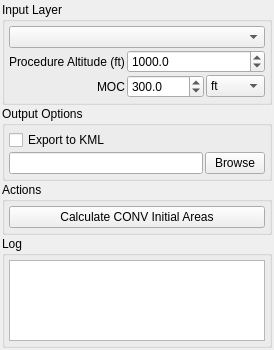
Above: Q_Pansopy/ui/conv/qpansopy_conv_initial_dockwidget.ui from FLYGHT7/qpansopy before the change. Below: the same form after it.
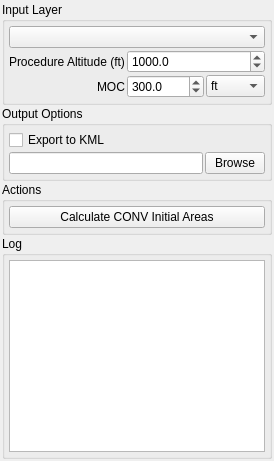
That is the form after the change. Custom widgets are drawn as their Qt base class.

Commit message: refactor: enhance 3D polygon creation and adjust dock widget height

The edit to the form file:
```diff
--- a/Q_Pansopy/ui/conv/qpansopy_conv_initial_dockwidget.ui
+++ b/Q_Pansopy/ui/conv/qpansopy_conv_initial_dockwidget.ui
@@ -11,7 +11,7 @@
   <property name="maximumSize">
    <size>
     <width>16777215</width>
-    <height>350</height>
+    <height>524287</height>
    </size>
   </property>
   <widget class="QWidget" name="dockWidgetContents">
```
The commit also changes 1 other file.
